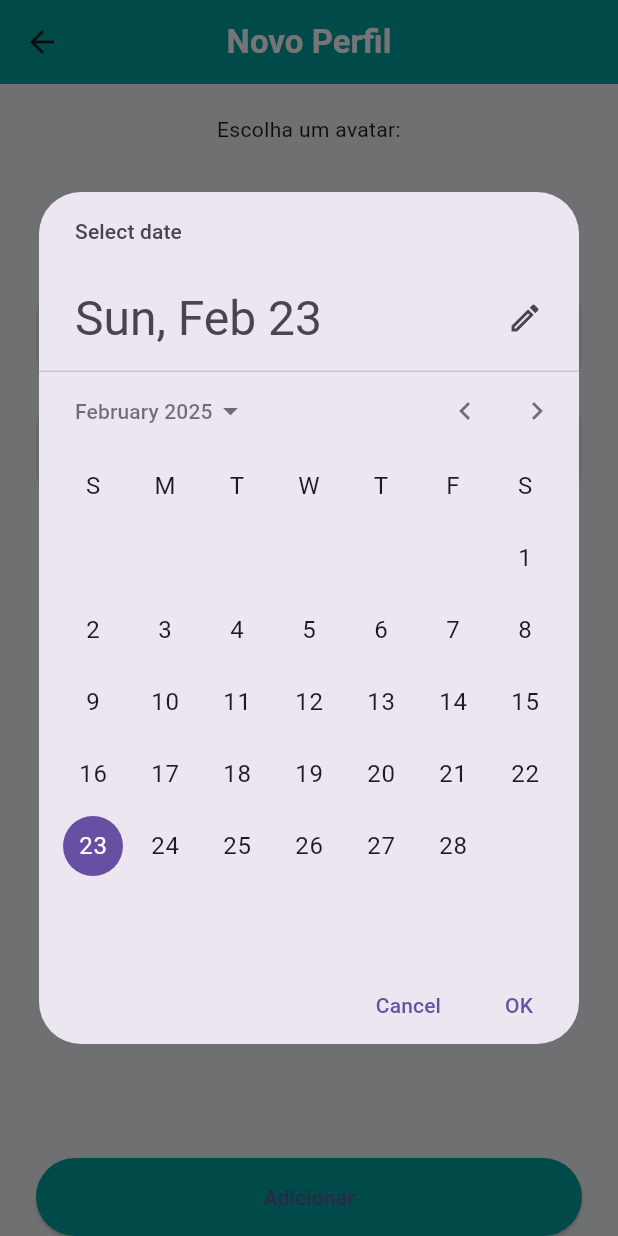
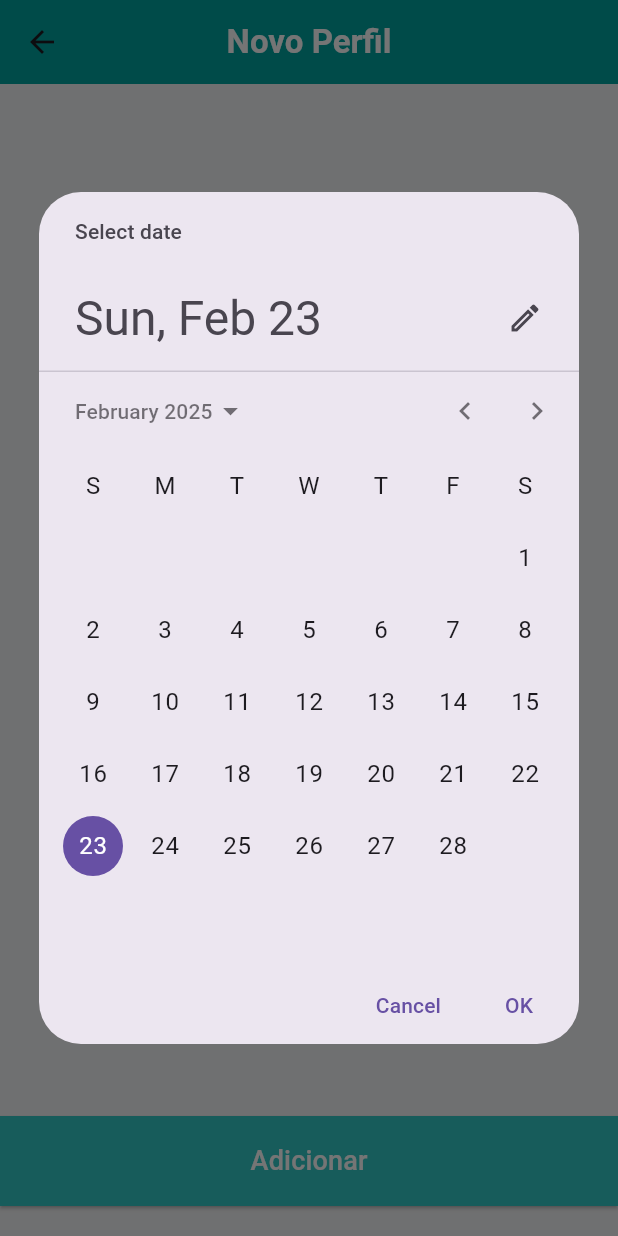
Before and after one commit to netoids/ChatbotWithLLM-Flutter, a Flutter app: the AddUserScreen screen opened directly, after a tap on "Data de Nascimento", on a phone screen of 412 x 824 dp. Run offline on Flutter 3.47's test engine with Material 3 defaults, Android fonts, the phone set to English and light mode, and no system bars; our stand-ins replace cloud_firestore, dio, firebase_auth, firebase_core, flutter_dotenv, google_generative_ai and 1 more; accounts and stored records are empty.

Commit message:
User pick

```diff
--- a/dsi_app/lib/src/view/add_user_screen.dart
+++ b/dsi_app/lib/src/view/add_user_screen.dart
@@ -50,14 +50,12 @@ class _AddUserScreenState extends State<AddUserScreen> {
           style: TextStyle(color: Colors.white, fontWeight: FontWeight.bold),
         ),
       ),
-      body: Padding(
-        padding: const EdgeInsets.symmetric(horizontal: 24.0),
-        child: Column(
+      body: Column(
         crossAxisAlignment: CrossAxisAlignment.stretch,
         children: [
-            const SizedBox(height: 20),
+          const SizedBox(height: 200),
           const Text('Escolha um avatar:', textAlign: TextAlign.center),
-            const SizedBox(height: 10),
+          const SizedBox(height: 30),
           Center(
             child: Wrap(
               spacing: 10,
@@ -83,9 +81,11 @@ class _AddUserScreenState extends State<AddUserScreen> {
               }).toList(),
             ),
           ),
-            const SizedBox(height: 20),
+          const SizedBox(height: 55),
 
-            TextField(
+          Padding(
+            padding: const EdgeInsets.symmetric(horizontal: 50),
+            child: TextField(
               controller: _controller,
               decoration: InputDecoration(
                 labelText: 'Nome do Usuário',
@@ -97,8 +97,11 @@ class _AddUserScreenState extends State<AddUserScreen> {
                 ),
               ),
             ),
+          ),
           const SizedBox(height: 20),
-            GestureDetector(
+          Padding(
+            padding: const EdgeInsets.symmetric(horizontal: 50),
+            child: GestureDetector(
               onTap: () => _selectDate(context),
               child: AbsorbPointer(
                 child: TextField(
@@ -115,9 +118,14 @@ class _AddUserScreenState extends State<AddUserScreen> {
                 ),
               ),
             ),
+          ),
           const Spacer(), // Isso empurra os campos para o centro
           const SizedBox(height: 20),
-            ElevatedButton(
+          Padding(
+            padding: const EdgeInsets.only(bottom: 20),
+            child: SizedBox(
+              height: 60,
+              child: ElevatedButton(
                 onPressed: () async {
                   final userName = _controller.text.trim();
                   final birthDate = _dateController.text.trim();
@@ -173,13 +181,20 @@ class _AddUserScreenState extends State<AddUserScreen> {
                   }
                 },
                 style: ElevatedButton.styleFrom(
-                backgroundColor: const Color(0xFF00A3A0),
-                padding: const EdgeInsets.symmetric(vertical: 16.0),
+                  backgroundColor: const Color.fromARGB(255, 50, 201, 199),
+                  foregroundColor: Colors.white,
+                  shape: const RoundedRectangleBorder(
+                    borderRadius: BorderRadius.zero,
                   ),
-              child: const Text('Adicionar'),
+                ),
+                child: const Text(
+                  'Adicionar',
+                  style: TextStyle(fontSize: 18),
+                ),
+              ),
+            ),
           ),
         ],
-        ),
       ),
     );
   }
```
Also changed, not shown: dsi_app/lib/src/view/user_selection.dart (+10 -7 lines), dsi_app/pubspec.yaml (+5 -4 lines). Lines whose indentation alone changed are shown as unchanged.
